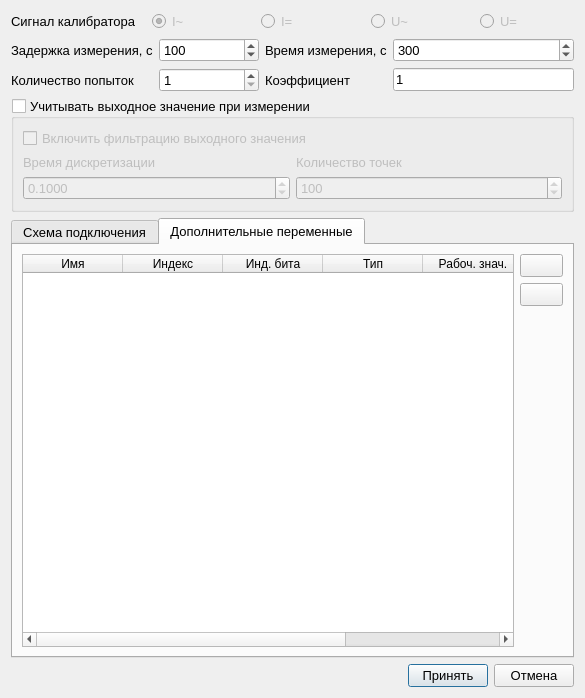
Above: ui/edit_cell_config_dialog.ui from irsural/clb_autocalibration before the change. Below: the same form after it.
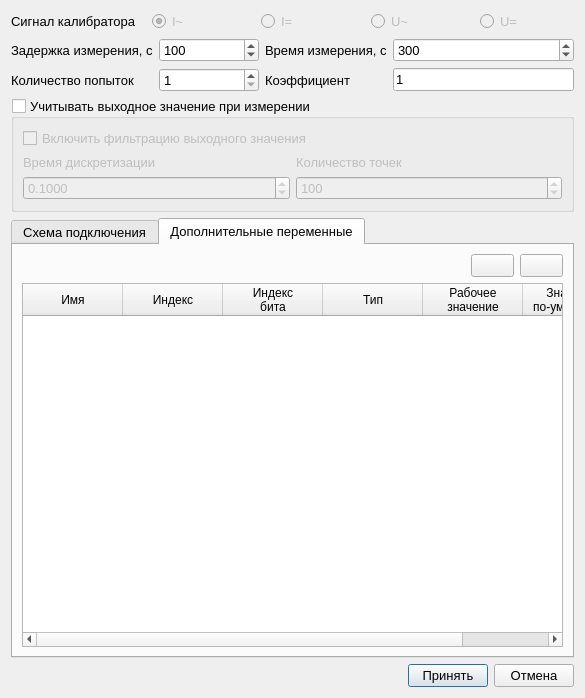
That is the form after the change. Icons and pictures are not drawn. Custom widgets are drawn as their Qt base class.

Commit message: Правки интерфейса

```diff
--- a/ui/edit_cell_config_dialog.ui
+++ b/ui/edit_cell_config_dialog.ui
@@ -475,7 +475,46 @@
         <attribute name="title">
          <string>Дополнительные переменные</string>
         </attribute>
-        <layout class="QHBoxLayout" name="horizontalLayout_3">
+        <layout class="QVBoxLayout" name="verticalLayout_6">
+         <item>
+          <layout class="QHBoxLayout" name="horizontalLayout_3">
+           <item>
+            <spacer name="horizontalSpacer">
+             <property name="orientation">
+              <enum>Qt::Horizontal</enum>
+             </property>
+             <property name="sizeHint" stdset="0">
+              <size>
+               <width>40</width>
+               <height>20</height>
+              </size>
+             </property>
+            </spacer>
+           </item>
+           <item>
+            <widget class="QPushButton" name="add_extra_param_button">
+             <property name="text">
+              <string/>
+             </property>
+             <property name="icon">
+              <iconset resource="../resources/icons.qrc">
+               <normaloff>:/icons/icons/plus.png</normaloff>:/icons/icons/plus.png</iconset>
+             </property>
+            </widget>
+           </item>
+           <item>
+            <widget class="QPushButton" name="remove_extra_param_button">
+             <property name="text">
+              <string/>
+             </property>
+             <property name="icon">
+              <iconset resource="../resources/icons.qrc">
+               <normaloff>:/icons/icons/minus2.png</normaloff>:/icons/icons/minus2.png</iconset>
+             </property>
+            </widget>
+           </item>
+          </layout>
+         </item>
          <item>
           <widget class="QTableWidget" name="extra_variables_table">
            <property name="styleSheet">
@@ -503,7 +542,8 @@
            </column>
            <column>
             <property name="text">
-             <string>Инд. бита</string>
+             <string>Индекс
+бита</string>
             </property>
            </column>
            <column>
@@ -513,55 +553,18 @@
            </column>
            <column>
             <property name="text">
-             <string>Рабоч. знач.</string>
+             <string>Рабочее
+значение</string>
             </property>
            </column>
            <column>
             <property name="text">
-             <string>Знач. по-умолч.</string>
+             <string>Значение
+по-умолчанию</string>
             </property>
            </column>
           </widget>
          </item>
-         <item>
-          <layout class="QVBoxLayout" name="verticalLayout_3">
-           <item>
-            <widget class="QPushButton" name="add_extra_param_button">
-             <property name="text">
-              <string/>
-             </property>
-             <property name="icon">
-              <iconset resource="../resources/icons.qrc">
-               <normaloff>:/icons/icons/plus.png</normaloff>:/icons/icons/plus.png</iconset>
-             </property>
-            </widget>
-           </item>
-           <item>
-            <widget class="QPushButton" name="remove_extra_param_button">
-             <property name="text">
-              <string/>
-             </property>
-             <property name="icon">
-              <iconset resource="../resources/icons.qrc">
-               <normaloff>:/icons/icons/minus2.png</normaloff>:/icons/icons/minus2.png</iconset>
-             </property>
-            </widget>
-           </item>
-           <item>
-            <spacer name="verticalSpacer_2">
-             <property name="orientation">
-              <enum>Qt::Vertical</enum>
-             </property>
-             <property name="sizeHint" stdset="0">
-              <size>
-               <width>20</width>
-               <height>40</height>
-              </size>
-             </property>
-            </spacer>
-           </item>
-          </layout>
-         </item>
         </layout>
        </widget>
       </widget>
```
Left out of the diff: 3 changed lines with no effect on the pictures. The commit also changes 6 other files.
